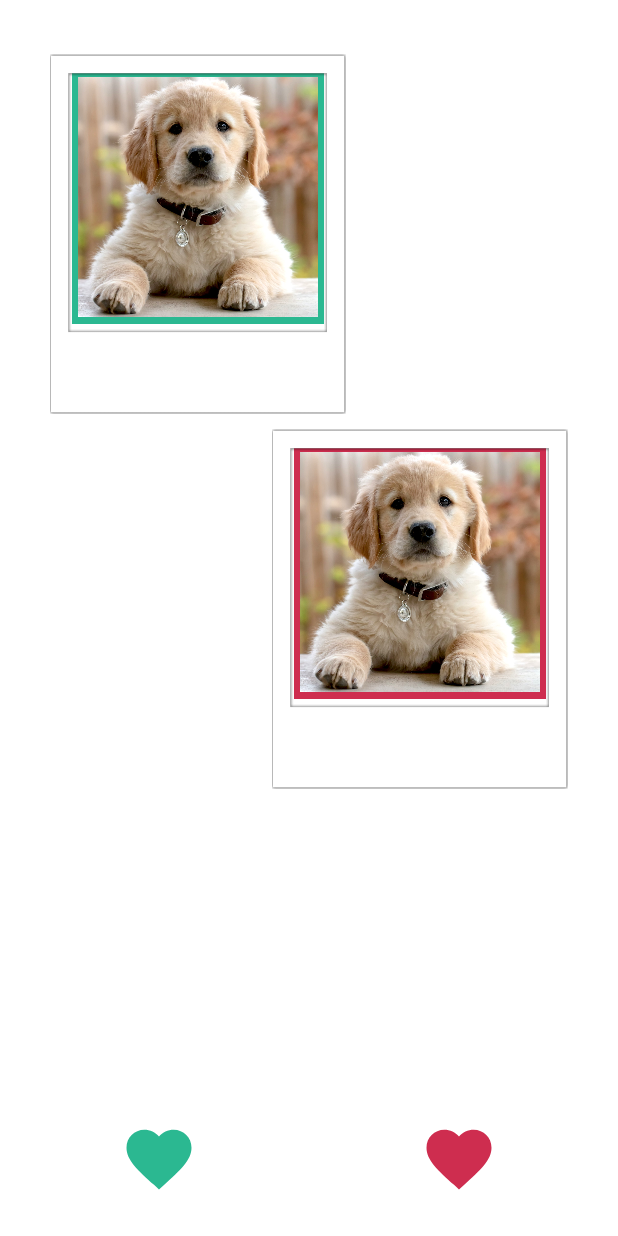
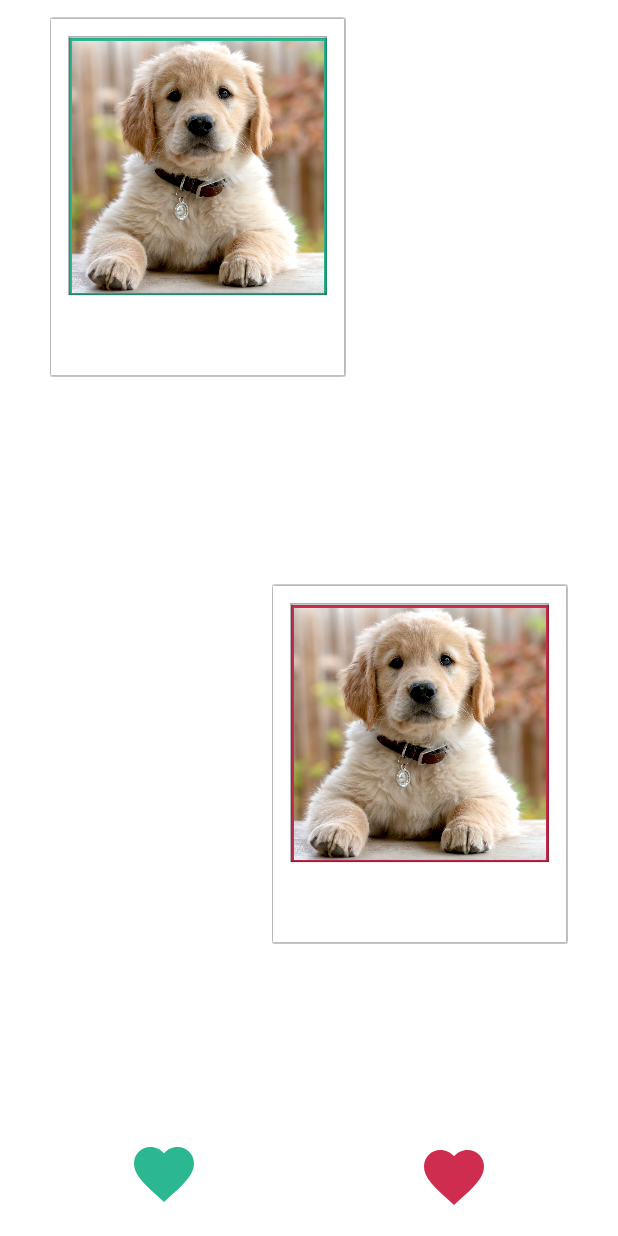
Before and after one commit to skullkid59600/goodboi, an Android app: the layout fragment_swipe.xml on its own in the app's theme, with its tools: preview values and no code run, on a phone screen of 412 x 824 dp. Run offline under Robolectric (Android 15) with nearby library versions, the phone set to English and light mode, and no system bars.

Commit message:
[fix] visual swipe activity

```diff
--- a/app/src/main/res/layout/fragment_swipe.xml
+++ b/app/src/main/res/layout/fragment_swipe.xml
@@ -20,10 +20,10 @@
 
         <ImageView
             android:id="@+id/heartImage1"
-            android:layout_width="52dp"
+            android:layout_width="48dp"
             android:layout_height="52dp"
-            android:layout_marginStart="80dp"
-            android:layout_marginBottom="25dp"
+            android:layout_marginStart="85dp"
+            android:layout_marginBottom="15dp"
             android:contentDescription="@string/like"
             android:scaleX="1"
             app:layout_constraintBottom_toBottomOf="parent"
@@ -33,10 +33,10 @@
 
         <ImageView
             android:id="@+id/heartImage2"
-            android:layout_width="52dp"
-            android:layout_height="52dp"
-            android:layout_marginEnd="80dp"
-            android:layout_marginBottom="25dp"
+            android:layout_width="48dp"
+            android:layout_height="48dp"
+            android:layout_marginEnd="85dp"
+            android:layout_marginBottom="15dp"
             android:contentDescription="@string/like"
             android:scaleX="1"
             app:layout_constraintBottom_toBottomOf="parent"
@@ -47,44 +47,44 @@
 
         <ImageView
             android:id="@+id/dogImage1"
-            android:layout_width="168dp"
-            android:layout_height="170dp"
+            android:layout_width="172dp"
+            android:layout_height="172dp"
             android:layout_marginStart="15dp"
-            android:layout_marginTop="6dp"
+            android:layout_marginTop="15dp"
             android:layout_marginEnd="15dp"
-            android:layout_marginBottom="56dp"
+            android:layout_marginBottom="55dp"
             android:background="@color/choice1"
+            android:contentDescription="@string/dog"
+            android:padding="2dp"
             android:src="@drawable/golder_retriever_puppy"
-            android:padding="4dp"
             app:layout_constraintBottom_toBottomOf="@+id/polaroidImage1"
             app:layout_constraintEnd_toEndOf="@+id/polaroidImage1"
             app:layout_constraintStart_toStartOf="@+id/polaroidImage1"
-            app:layout_constraintTop_toTopOf="@+id/polaroidImage1"
-            android:contentDescription="@string/dog"/>
+            app:layout_constraintTop_toTopOf="@+id/polaroidImage1" />
 
         <ImageView
             android:id="@+id/dogImage2"
-            android:layout_width="168dp"
-            android:layout_height="170dp"
+            android:layout_width="172dp"
+            android:layout_height="172dp"
             android:layout_marginStart="15dp"
-            android:layout_marginTop="6dp"
+            android:layout_marginTop="15dp"
             android:layout_marginEnd="15dp"
-            android:layout_marginBottom="56dp"
+            android:layout_marginBottom="55dp"
             android:background="@color/choice2"
+            android:contentDescription="@string/dog"
+            android:padding="2dp"
             android:src="@drawable/golder_retriever_puppy"
-            android:padding="4dp"
             app:layout_constraintBottom_toBottomOf="@+id/polaroidImage2"
             app:layout_constraintEnd_toEndOf="@+id/polaroidImage2"
             app:layout_constraintStart_toStartOf="@+id/polaroidImage2"
-            app:layout_constraintTop_toTopOf="@+id/polaroidImage2"
-            android:contentDescription="@string/dog"/>
+            app:layout_constraintTop_toTopOf="@+id/polaroidImage2" />
 
         <ImageView
             android:id="@+id/polaroidImage1"
             android:layout_width="200dp"
             android:layout_height="252dp"
             android:layout_marginStart="32dp"
-            android:layout_marginTop="30dp"
+            android:layout_marginTop="5dp"
             android:contentDescription="@string/dog"
             android:padding="1dp"
             app:layout_constraintStart_toStartOf="parent"
@@ -95,13 +95,13 @@
             android:id="@+id/polaroidImage2"
             android:layout_width="200dp"
             android:layout_height="252dp"
-            android:layout_marginTop="280dp"
             android:layout_marginEnd="32dp"
             android:contentDescription="@string/dog"
             android:elevation="30dp"
             android:padding="1dp"
+            app:layout_constraintBottom_toTopOf="@+id/heartImage2"
             app:layout_constraintEnd_toEndOf="parent"
-            app:layout_constraintTop_toTopOf="parent"
+            app:layout_constraintTop_toBottomOf="@+id/polaroidImage1"
             app:srcCompat="@drawable/polaroid" />
 
         <TextView
--- a/app/src/main/res/values-night/themes.xml
+++ b/app/src/main/res/values-night/themes.xml
@@ -1,6 +1,6 @@
 <resources xmlns:tools="http://schemas.android.com/tools">
     <!-- Base application theme. -->
-    <style name="Theme.Goodboi" parent="Theme.MaterialComponents.DayNight.DarkActionBar">
+    <style name="Theme.Goodboi.night" parent="Theme.MaterialComponents.DayNight.NoActionBar">
         <!-- Primary brand color. -->
         <item name="colorPrimary">@color/choice1</item>
         <item name="colorPrimaryVariant">@color/choice1</item>
--- a/app/src/main/res/values/themes.xml
+++ b/app/src/main/res/values/themes.xml
@@ -1,6 +1,7 @@
 <resources xmlns:tools="http://schemas.android.com/tools">
     <!-- Base application theme. -->
-    <style name="Theme.Goodboi" parent="Theme.MaterialComponents.DayNight.DarkActionBar">
+    <style name="Theme.Goodboi" parent="Theme.MaterialComponents.DayNight.NoActionBar">
+
         <!-- Primary brand color. -->
         <item name="colorPrimary">@color/selectedIcone</item>
         <item name="colorPrimaryVariant">@color/choice1</item>
@@ -12,5 +13,6 @@
         <!-- Status bar color. -->
         <item name="android:statusBarColor" tools:targetApi="l">?attr/colorPrimaryVariant</item>
         <!-- Customize your theme here. -->
+
     </style>
 </resources>
```
